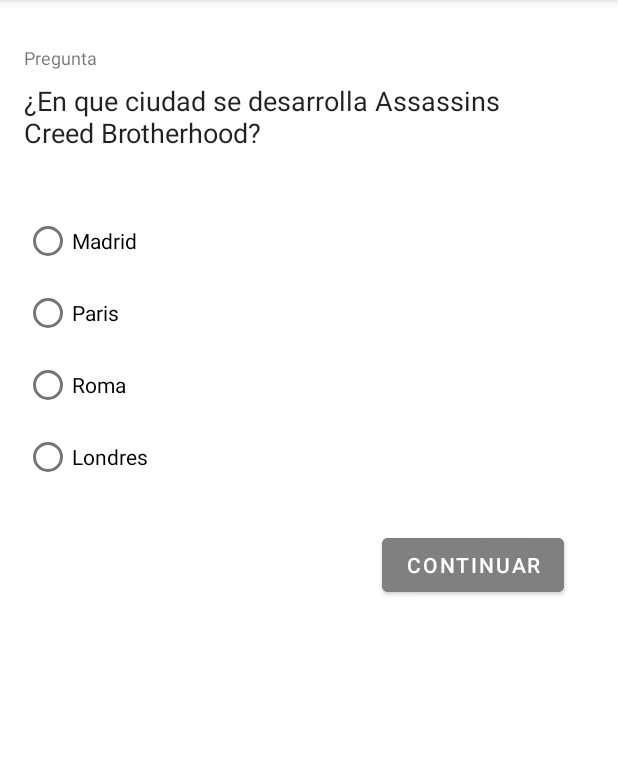
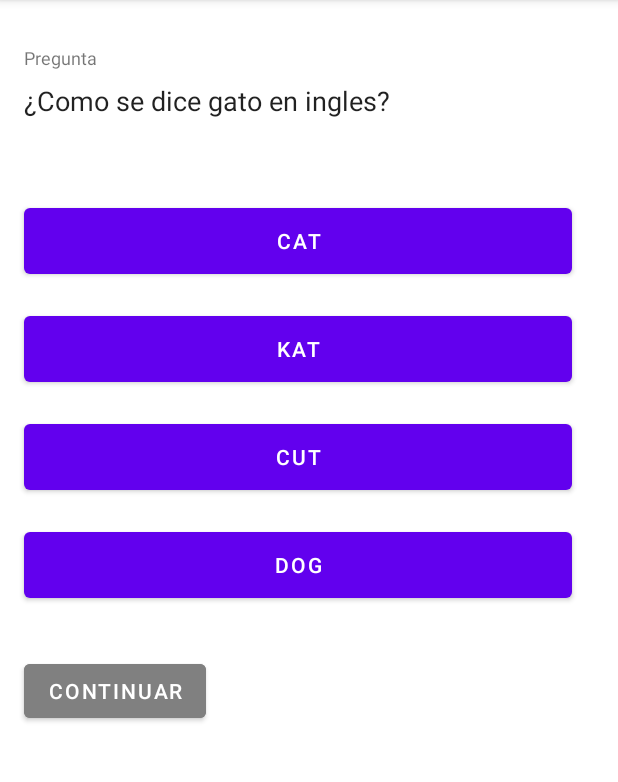
Before and after one commit to kolaso13/Quiz, an Android app: the screen it shows after launch (MainActivity), on a phone screen of 412 x 824 dp, the part 84-866 px from its top. Run offline under Robolectric (Android 15) with nearby library versions, the phone set to English and light mode, and no system bars.

Commit message:
preguntas hechas

```diff
--- a/app/src/main/java/com/example/quiz/MainActivity.java
+++ b/app/src/main/java/com/example/quiz/MainActivity.java
@@ -2,101 +2,186 @@ package com.example.quiz;
 
 import androidx.appcompat.app.AppCompatActivity;
 
+import android.graphics.Color;
 import android.os.Bundle;
+import android.util.Log;
 import android.view.View;
 import android.widget.Button;
-import android.widget.RadioButton;
-import android.widget.RadioGroup;
+import android.widget.ImageButton;
 import android.widget.TextView;
 import android.widget.Toast;
 
+import java.util.Objects;
+
 public class MainActivity extends AppCompatActivity {
 
-    private int idRespuestas[] = {
-        R.id.respuesta1,R.id.respuesta2,R.id.respuesta3,R.id.respuesta4
+    private int botonesRespuestas[] = {
+            R.id.respuesta1,R.id.respuesta2,R.id.respuesta3,R.id.respuesta4
     };
-    private int correcta;
-    private int preguntaActual;
-    private String[] preguntas;
-    private TextView text_question;
-    private RadioGroup group;
-    private boolean[] respuesta_correcta;
-    private Button botonContinuar, botonAnterior;
-
+    private int pregunta = 0;
+    private String correcto, textoBoton;
+    Button res1, res2, res3, res4, btnContinuar;
+    ImageButton leon, ardilla, tortuga, panda;
     @Override
     protected void onCreate(Bundle savedInstanceState) {
         super.onCreate(savedInstanceState);
         setContentView(R.layout.activity_main);
+//        getResources().getStringArray(R.array.preguntas);
 
-        text_question = (TextView) findViewById(R.id.pregunta);
-        group = (RadioGroup) findViewById(R.id.gruporespuestas);
-        botonContinuar = (Button) findViewById(R.id.check);
-        botonAnterior = (Button) findViewById(R.id.anterior);
+        correcto = mostrarPregunta(pregunta);
 
-        preguntas = getResources().getStringArray(R.array.preguntas);
-        respuesta_correcta = new boolean[preguntas.length];
-        preguntaActual=0;
-        mostrarPregunta();
+        btnContinuar = findViewById(R.id.continuar);
 
-        botonContinuar.setOnClickListener(new View.OnClickListener() {
+        res1 = findViewById(R.id.respuesta1);
+        res2 = findViewById(R.id.respuesta2);
+        res3 = findViewById(R.id.respuesta3);
+        res4 = findViewById(R.id.respuesta4);
+        leon= findViewById(R.id.leon);
+        ardilla = findViewById(R.id.ardilla);
+        tortuga = findViewById(R.id.tortuga);
+        panda = findViewById(R.id.panda);
+
+        leon.setVisibility(View.GONE);
+        ardilla.setVisibility(View.GONE);
+        tortuga.setVisibility(View.GONE);
+        panda.setVisibility(View.GONE);
+
+        btnContinuar.setOnClickListener(new View.OnClickListener() {
             @Override
             public void onClick(View view) {
-                int id = group.getCheckedRadioButtonId();
-                int answer= -1;
-                for (int i=0; i < idRespuestas.length;i++){
-                    if(idRespuestas[i] == id){
-                        answer = i;
-                    }
+                if (pregunta != getResources().getStringArray(R.array.preguntas).length-1){
+                    pregunta++;
+                    correcto = mostrarPregunta(pregunta);
                 }
+                else if(pregunta != getResources().getStringArray(R.array.preguntas).length){
+                    mostrarImgenes();
+                }
+                res1.setBackgroundColor(Color.parseColor("#FF6200ee"));
+                res2.setBackgroundColor(Color.parseColor("#FF6200ee"));
+                res3.setBackgroundColor(Color.parseColor("#FF6200ee"));
+                res4.setBackgroundColor(Color.parseColor("#FF6200ee"));
+            }
+        });
 
-                respuesta_correcta[preguntaActual] = (answer == correcta);
-                if(preguntaActual < preguntas.length-1){
-                    preguntaActual++;
-                    mostrarPregunta();
-                }else{
-                    int correctas = 0, incorrectas = 0;
-                    for(boolean b: respuesta_correcta){
-                      if (b) correctas++;
-                      else incorrectas++;
-                    }
-                    String resultados = String.format("Correctas: %d -- Incorrectas: %d",correctas,incorrectas);
-                    Toast.makeText(MainActivity.this, resultados, Toast.LENGTH_LONG).show();
+        res1.setOnClickListener(new View.OnClickListener() {
+            @Override
+            public void onClick(View view) {
+                textoBoton = (String) res1.getText();
+                if (Objects.equals(correcto, textoBoton)){
+                    Toast.makeText(MainActivity.this, "Correcto", Toast.LENGTH_SHORT).show();
+                    res1.setBackgroundColor(Color.parseColor("#31C000"));
+                }else {
+                    Toast.makeText(MainActivity.this, "Incorrecto", Toast.LENGTH_SHORT).show();
+                    res1.setBackgroundColor(Color.parseColor("#CD0000"));
+                }
+                Log.i("Correcto",correcto);
+                Log.i("Texto",textoBoton);
+            }
+        });
+        res2.setOnClickListener(new View.OnClickListener() {
+            @Override
+            public void onClick(View view) {
+                textoBoton = (String) res2.getText();
+                if (Objects.equals(correcto, textoBoton)){
+                    Toast.makeText(MainActivity.this, "Correcto", Toast.LENGTH_SHORT).show();
+                    res2.setBackgroundColor(Color.parseColor("#31C000"));
+                }else {
+                    Toast.makeText(MainActivity.this, "Incorrecto", Toast.LENGTH_SHORT).show();
+                    res2.setBackgroundColor(Color.parseColor("#CD0000"));
                 }
             }
         });
-        botonAnterior.setOnClickListener(new View.OnClickListener() {
+        res3.setOnClickListener(new View.OnClickListener() {
             @Override
             public void onClick(View view) {
-                if(preguntaActual > 0){
-                    preguntaActual--;
-                    mostrarPregunta();
+                textoBoton = (String) res3.getText();
+                if (Objects.equals(correcto, textoBoton)){
+                    Toast.makeText(MainActivity.this, "Correcto", Toast.LENGTH_SHORT).show();
+                    res3.setBackgroundColor(Color.parseColor("#31C000"));
+                }else {
+                    Toast.makeText(MainActivity.this, "Incorrecto", Toast.LENGTH_SHORT).show();
+                    res3.setBackgroundColor(Color.parseColor("#CD0000"));
                 }
+            }
+        });
+        res4.setOnClickListener(new View.OnClickListener() {
+            @Override
+            public void onClick(View view) {
+                textoBoton = (String) res4.getText();
+                if (Objects.equals(correcto, textoBoton)){
+                    Toast.makeText(MainActivity.this, "Correcto", Toast.LENGTH_SHORT).show();
+                    res4.setBackgroundColor(Color.parseColor("#31C000"));
+                }else {
+                    Toast.makeText(MainActivity.this, "Incorrecto", Toast.LENGTH_SHORT).show();
+                    res4.setBackgroundColor(Color.parseColor("#CD0000"));
+                }
+            }
+        });
+        panda.setOnClickListener(new View.OnClickListener() {
+            @Override
+            public void onClick(View view) {
+                Toast.makeText(MainActivity.this, "Correcto", Toast.LENGTH_SHORT).show();
+            }
+        });
+        leon.setOnClickListener(new View.OnClickListener() {
+            @Override
+            public void onClick(View view) {
+                Toast.makeText(MainActivity.this, "Incorrecto", Toast.LENGTH_SHORT).show();
+            }
+        });
+        tortuga.setOnClickListener(new View.OnClickListener() {
+            @Override
+            public void onClick(View view) {
+                Toast.makeText(MainActivity.this, "Incorrecto", Toast.LENGTH_SHORT).show();
+            }
+        });
+        ardilla.setOnClickListener(new View.OnClickListener() {
+            @Override
+            public void onClick(View view) {
+                Toast.makeText(MainActivity.this, "Incorrecto", Toast.LENGTH_SHORT).show();
             }
         });
     }
 
-    private void mostrarPregunta() {
-        String q = preguntas[preguntaActual];
-        String[] partes = q.split(";");
+    private void mostrarImgenes() {
+        res1.setVisibility(View.GONE);
+        res2.setVisibility(View.GONE);
+        res3.setVisibility(View.GONE);
+        res4.setVisibility(View.GONE);
 
-        group.clearCheck();
-        text_question.setText(partes[0]);
-        for(int i=0;i<idRespuestas.length;i++){
-            RadioButton rb = (RadioButton) findViewById(idRespuestas[i]);
-            String respuesta = partes[i+1];
-            if(respuesta.charAt(0) == '*'){
-                correcta = i;
-                respuesta = respuesta.substring(1);
+        leon.setVisibility(View.VISIBLE);
+        ardilla.setVisibility(View.VISIBLE);
+        tortuga.setVisibility(View.VISIBLE);
+        panda.setVisibility(View.VISIBLE);
+        TextView pregunta = (TextView) findViewById(R.id.pregunta);
+        pregunta.setText(getString(R.string.preguntaImg));
+    }
+
+    private String mostrarPregunta(int num){
+        String[] preguntas = getResources().getStringArray(R.array.preguntas);
+        String[] opcion = preguntas[num].split(";");
+        TextView text_pregunta = (TextView) findViewById(R.id.pregunta);
+        text_pregunta.setText(opcion[0]);
+        String correcto = "";
+        for (int x = 0; x < opcion.length-1;x++){
+            Log.i("s",opcion[x]);
+            TextView text_resp = (TextView) findViewById(botonesRespuestas[x]);
+            if (x == 0){
+                if (opcion[x+1].charAt(0) == '*'){
+                    text_resp.setText(opcion[x+1].substring(1));
+                    correcto = opcion[x+1].substring(1);
+                }else {
+                    text_resp.setText(opcion[x+1]);
+                }
+            }else{
+                if (opcion[x+1].charAt(0) == '*'){
+                    text_resp.setText(opcion[x+1].substring(1));
+                    correcto = opcion[x+1].substring(1);
+                }else {
+                    text_resp.setText(opcion[x+1]);
+                }
             }
-            rb.setText(respuesta);
         }
-        if(preguntaActual == 0){
-            botonAnterior.setVisibility(View.GONE);
-        }else{
-            botonAnterior.setVisibility(View.VISIBLE);
-        }
-        if(preguntaActual == preguntas.length-1){
-            botonContinuar.setText(R.string.check);
-        }
+        return correcto;
     }
 }
--- a/app/src/main/res/layout/activity_main.xml
+++ b/app/src/main/res/layout/activity_main.xml
@@ -5,6 +5,8 @@
     android:layout_width="match_parent"
     android:layout_height="match_parent"
     tools:context=".MainActivity">
+
+
 
     <TextView
         android:id="@+id/label_question"
@@ -29,58 +31,94 @@
         app:layout_constraintStart_toStartOf="@+id/label_question"
         app:layout_constraintTop_toBottomOf="@+id/label_question" />
 
-    <RadioGroup
-        android:id="@+id/gruporespuestas"
-        android:layout_width="360dp"
-        android:layout_height="192dp"
-        android:layout_marginTop="20dp"
-        app:layout_constraintStart_toStartOf="@+id/pregunta"
-        app:layout_constraintTop_toBottomOf="@+id/pregunta">
-
-        <RadioButton
-            android:id="@+id/respuesta1"
-            android:layout_width="wrap_content"
-            android:layout_height="wrap_content"
-            android:text="RadioButton" />
-
-        <RadioButton
-            android:id="@+id/respuesta2"
-            android:layout_width="wrap_content"
-            android:layout_height="wrap_content"
-            android:text="RadioButton" />
-
-        <RadioButton
-            android:id="@+id/respuesta3"
-            android:layout_width="wrap_content"
-            android:layout_height="wrap_content"
-            android:text="RadioButton" />
-
-        <RadioButton
-            android:id="@+id/respuesta4"
-            android:layout_width="wrap_content"
-            android:layout_height="wrap_content"
-            android:minHeight="48dp"
-            android:text="RadioButton" />
-    </RadioGroup>
 
     <Button
-        android:id="@+id/check"
+        android:id="@+id/respuesta1"
+        android:layout_width="365dp"
+        android:layout_height="56dp"
+        android:layout_marginTop="16dp"
+        android:text="Res1"
+        app:layout_constraintStart_toStartOf="@+id/pregunta"
+        app:layout_constraintTop_toBottomOf="@+id/pregunta" />
+
+    <Button
+        android:id="@+id/respuesta2"
+        android:layout_width="365dp"
+        android:layout_height="56dp"
+        android:layout_marginTop="16dp"
+        android:text="Res2"
+        app:layout_constraintStart_toStartOf="@+id/respuesta1"
+        app:layout_constraintTop_toBottomOf="@+id/respuesta1" />
+
+    <Button
+        android:id="@+id/respuesta3"
+        android:layout_width="365dp"
+        android:layout_height="56dp"
+        android:layout_marginTop="16dp"
+        android:text="Res3"
+        app:layout_constraintStart_toStartOf="@+id/respuesta1"
+        app:layout_constraintTop_toBottomOf="@+id/respuesta2" />
+
+
+    <Button
+        android:id="@+id/respuesta4"
+        android:layout_width="365dp"
+        android:layout_height="56dp"
+        android:layout_marginTop="16dp"
+        android:text="Res4"
+        app:layout_constraintStart_toStartOf="@+id/respuesta1"
+        app:layout_constraintTop_toBottomOf="@+id/respuesta3" />
+
+    <Button
+        android:id="@+id/continuar"
         android:layout_width="wrap_content"
         android:layout_height="wrap_content"
-        android:layout_marginTop="24dp"
+        android:layout_marginTop="320dp"
         android:backgroundTint="#808080"
         android:text="@string/continuar"
-        app:layout_constraintEnd_toEndOf="@+id/gruporespuestas"
-        app:layout_constraintTop_toBottomOf="@+id/gruporespuestas" />
+        app:layout_constraintStart_toStartOf="@+id/pregunta"
+        app:layout_constraintTop_toBottomOf="@+id/pregunta"
+        tools:ignore="MissingConstraints" />
 
-    <Button
-        android:id="@+id/anterior"
-        android:layout_width="wrap_content"
-        android:layout_height="wrap_content"
+    <ImageButton
+        android:id="@+id/leon"
+        android:layout_width="103dp"
+        android:layout_height="84dp"
+        android:layout_marginTop="16dp"
+        app:layout_constraintStart_toStartOf="@+id/pregunta"
+        app:layout_constraintTop_toBottomOf="@+id/pregunta"
+        app:srcCompat="@drawable/leon"
+        tools:ignore="MissingConstraints" />
+
+    <ImageButton
+        android:id="@+id/ardilla"
+        android:layout_width="106dp"
+        android:layout_height="95dp"
+        android:layout_marginStart="104dp"
         android:layout_marginTop="24dp"
-        android:backgroundTint="#808080"
-        android:text="@string/anterior"
-        app:layout_constraintStart_toStartOf="@+id/gruporespuestas"
-        app:layout_constraintTop_toBottomOf="@+id/gruporespuestas" />
+        app:layout_constraintStart_toEndOf="@+id/leon"
+        app:layout_constraintTop_toBottomOf="@+id/pregunta"
+        app:srcCompat="@drawable/ardilla"
+        tools:ignore="MissingConstraints" />
+
+    <ImageButton
+        android:id="@+id/panda"
+        android:layout_width="109dp"
+        android:layout_height="110dp"
+        android:layout_marginTop="20dp"
+        app:layout_constraintStart_toStartOf="@+id/leon"
+        app:layout_constraintTop_toBottomOf="@+id/leon"
+        app:srcCompat="@drawable/panda"
+        tools:ignore="MissingConstraints" />
+
+    <ImageButton
+        android:id="@+id/tortuga"
+        android:layout_width="100dp"
+        android:layout_height="66dp"
+        android:layout_marginTop="48dp"
+        app:layout_constraintStart_toStartOf="@+id/ardilla"
+        app:layout_constraintTop_toBottomOf="@+id/ardilla"
+        app:srcCompat="@drawable/tortuga"
+        tools:ignore="MissingConstraints" />
 
 </androidx.constraintlayout.widget.ConstraintLayout>
--- a/app/src/main/res/values/strings.xml
+++ b/app/src/main/res/values/strings.xml
@@ -7,22 +7,11 @@
     <string name="correctolabel">Ondo crack</string>
     <string name="incorrectolabel">Hay que estudiar crack</string>
 
-    <!--
-        <array name="preguntas">
-            <string name="pregunta">¿En que ciudad se desarrolla Assassins Creed Brotherhood?</string>
-            <array name="respuestas">
-                <item name="incorrecto">Madrid</item>
-                <item name="incorrecto">Paris</item>
-                <item name="correcto" >Roma</item>
-                <item name="incorrecto">Londres</item>
-            </array>
-            <integer name="correcto">2</integer>
-        </array>
-        -->
+    <array name="preguntas">
+        <item>¿Como se dice gato en ingles?;*Cat;Kat;Cut;Dog</item>
+        <item>¿Cual es el significado de Snake?;*Serpiente;Rinoceronte;Jirafa;Leon</item>
+        <item>¿Como se dice escuela en ingles?;Prison;Carcel;*School;Zulo</item>
+    </array>
 
-        <array name="preguntas">
-            <item>¿En que ciudad se desarrolla Assassins Creed Brotherhood?;Madrid;Paris;*Roma;Londres</item>
-            <item>¿Cual fue la fecha de lanzamiento del videojuego The Evil Within?;2010;2012;*2014;2016</item>
-        </array>
-
+    <string name="preguntaImg">Which is a panda?</string>
 </resources>
```
Also changed, not shown: app/src/main/res/drawable-v24/ardilla.jpg, app/src/main/res/drawable-v24/leon.jpg (added), app/src/main/res/drawable-v24/panda.jpg, app/src/main/res/drawable-v24/tortuga.jpg, app/src/main/res/drawable/leon.jpg (deleted).
